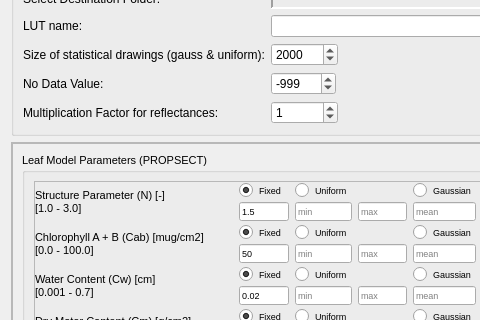
Qt form enmapbox/apps/lmuvegetationapps/Resources/UserInterfaces/CreateLUT.ui (EnMAP-Box/enmap-box) before a commit; both pictures show x 0 to 480 and y 179 to 499 of the 1058 by 881 pixel window.
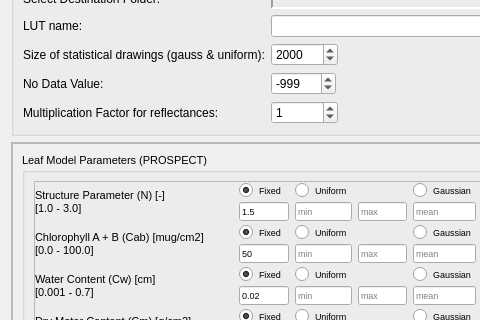
The same form after that commit. Custom widgets are drawn as their Qt base class.

Commit message: PROPSECT to PROSPECT

What changed in the file:
```diff
--- a/enmapbox/apps/lmuvegetationapps/Resources/UserInterfaces/CreateLUT.ui
+++ b/enmapbox/apps/lmuvegetationapps/Resources/UserInterfaces/CreateLUT.ui
@@ -864,7 +864,7 @@
          <property name="geometry">
           <rect>
            <x>0</x>
-           <y>-306</y>
+           <y>0</y>
            <width>1050</width>
            <height>932</height>
           </rect>
@@ -3667,7 +3667,7 @@
              </font>
             </property>
             <property name="title">
-             <string>Leaf Model Parameters (PROPSECT)</string>
+             <string>Leaf Model Parameters (PROSPECT)</string>
             </property>
             <property name="flat">
              <bool>true</bool>
```
Left out of the diff: 30 changed lines with no effect on the pictures.
